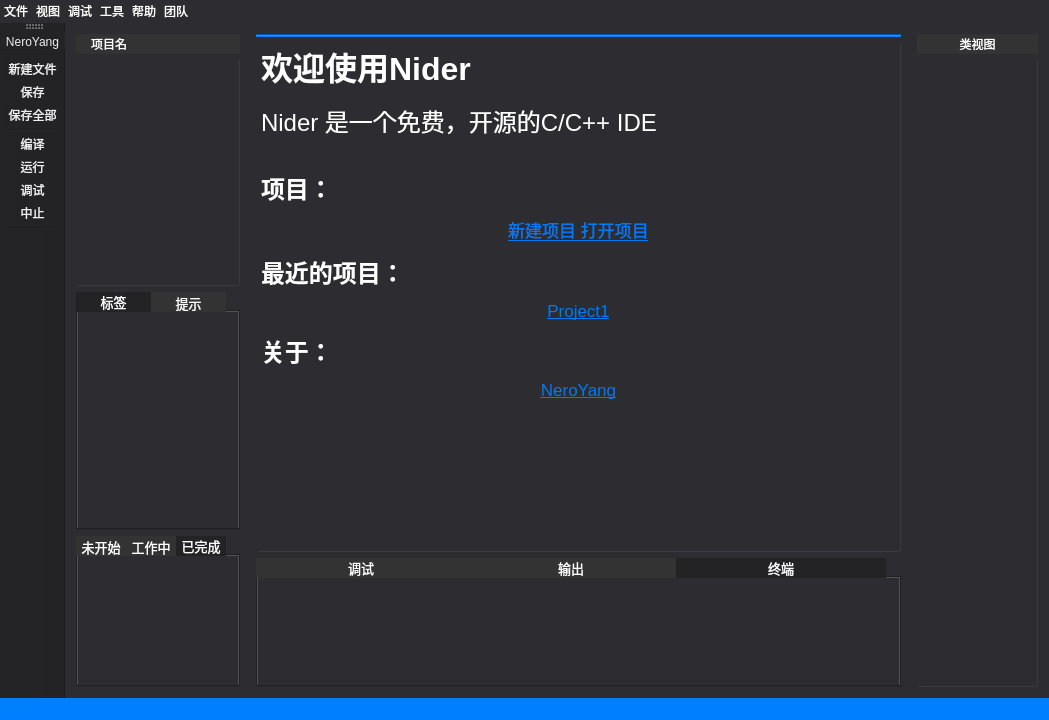
Above: mainwindow.ui from nerososft/Nider before the change. Below: the same form after it.
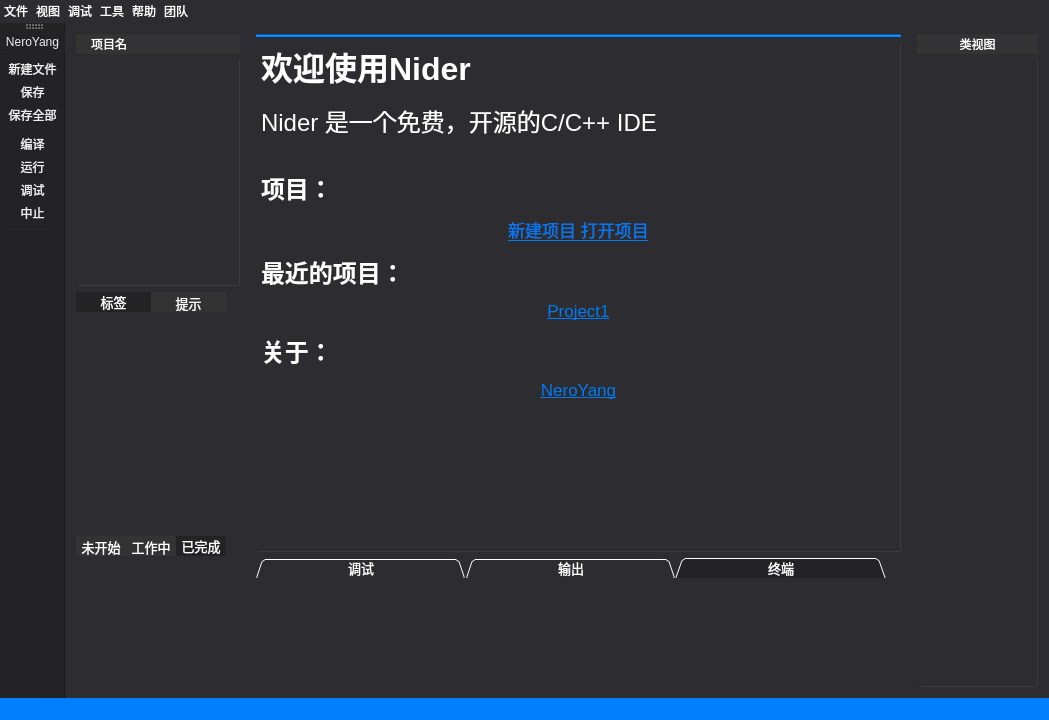
That is the form after the change. The open tabs and pages were chosen to show the change. Icons and pictures are not drawn.

```diff
--- a/mainwindow.ui
+++ b/mainwindow.ui
@@ -228,11 +228,17 @@
 QTabBar::tab:hover:!selected
 {
 background:rgb(35, 35, 38);
-}</string>
+}
+QTabWidget::pane { /* The tab widget frame */  
+   padding:0;
+}  </string>
             </property>
             <property name="currentIndex">
              <number>0</number>
             </property>
+            <property name="elideMode">
+             <enum>Qt::ElideLeft</enum>
+            </property>
             <widget class="QWidget" name="tab">
              <attribute name="title">
               <string>标签</string>
@@ -283,11 +289,17 @@
 QTabBar::tab:hover:!selected
 {
 background:rgb(35, 35, 38);
-}</string>
+}
+QTabWidget::pane { /* The tab widget frame */  
+   padding:0;
+}  </string>
             </property>
             <property name="currentIndex">
              <number>2</number>
             </property>
+            <property name="elideMode">
+             <enum>Qt::ElideLeft</enum>
+            </property>
             <widget class="QWidget" name="tab_3">
              <attribute name="title">
               <string>未开始</string>
@@ -475,10 +487,32 @@
 QTabBar::tab:hover:!selected
 {
 background:rgb(35, 35, 38);
-}</string>
+}
+
+QTabWidget::pane { /* The tab widget frame */  
+   padding:0;
+}  </string>
+                </property>
+                <property name="tabShape">
+                 <enum>QTabWidget::Triangular</enum>
                 </property>
                 <property name="currentIndex">
-                 <number>1</number>
+                 <number>2</number>
+                </property>
+                <property name="elideMode">
+                 <enum>Qt::ElideLeft</enum>
+                </property>
+                <property name="documentMode">
+                 <bool>false</bool>
+                </property>
+                <property name="tabsClosable">
+                 <bool>false</bool>
+                </property>
+                <property name="movable">
+                 <bool>false</bool>
+                </property>
+                <property name="tabBarAutoHide">
+                 <bool>true</bool>
                 </property>
                 <widget class="QWidget" name="tab_5">
                  <attribute name="title">
@@ -522,6 +556,15 @@
                  <attribute name="title">
                   <string>终端</string>
                  </attribute>
+                 <layout class="QHBoxLayout" name="horizontalLayout_6">
+                  <item>
+                   <layout class="QHBoxLayout" name="term">
+                    <property name="spacing">
+                     <number>0</number>
+                    </property>
+                   </layout>
+                  </item>
+                 </layout>
                 </widget>
                </widget>
               </item>
```
Left out of the diff: 11 changed lines with no effect on the pictures.
